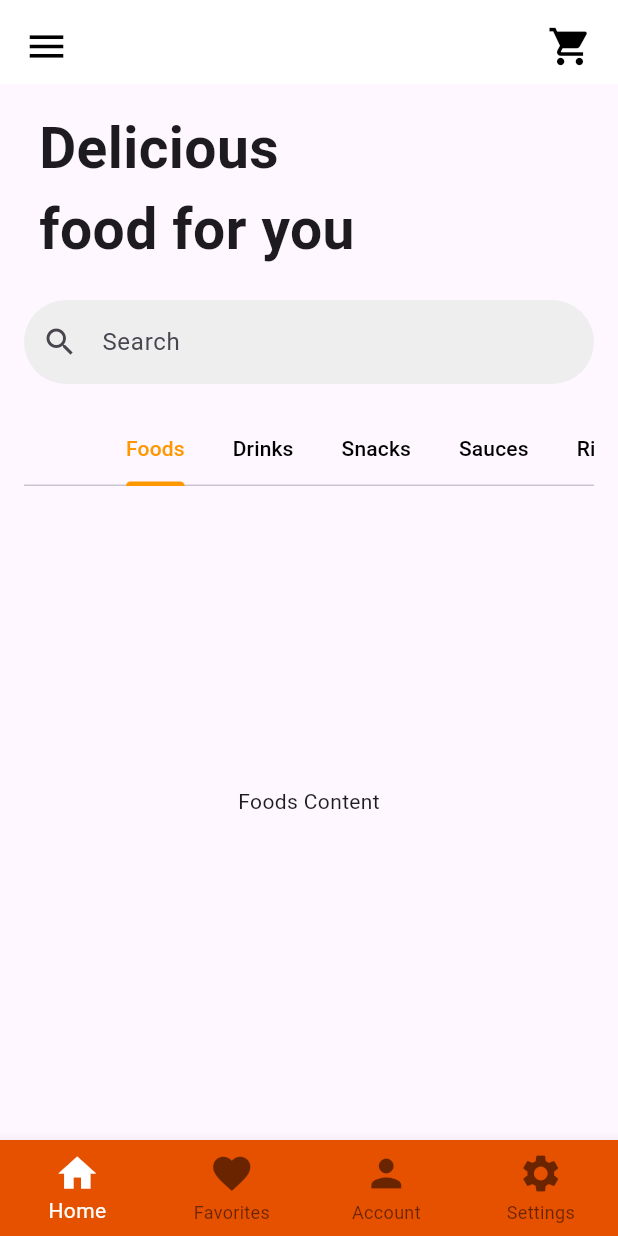
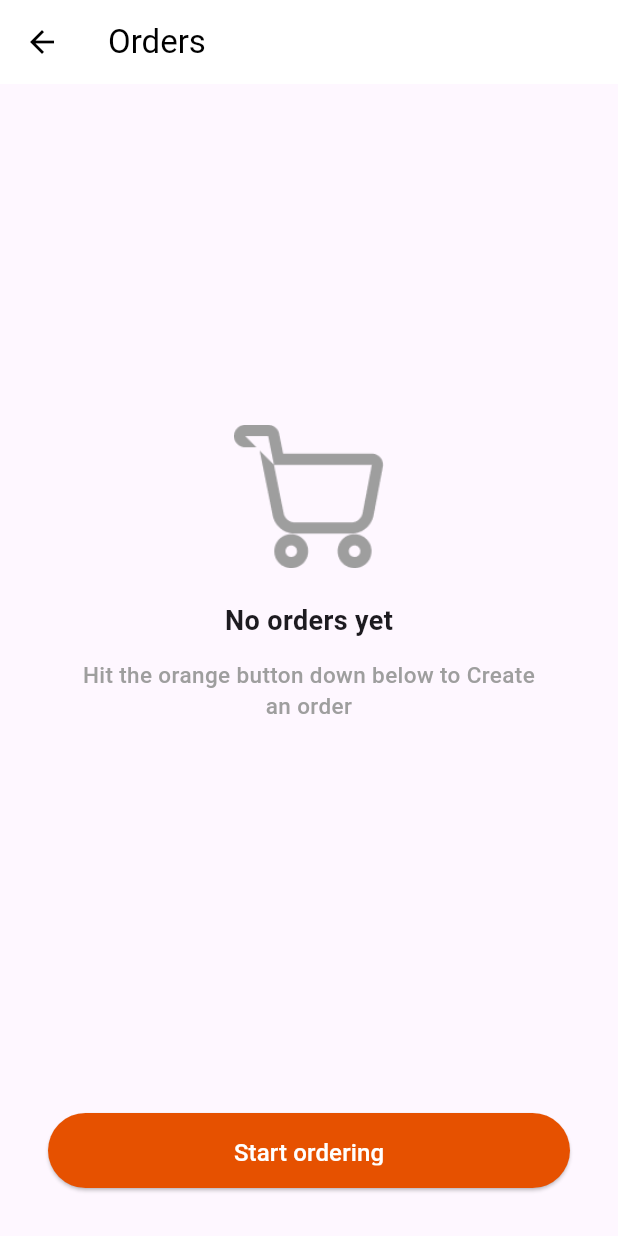
Before and after one commit to bilalarshad16/restaurant_app, a Flutter app: the Home screen opened by its route, after a tap on the "shopping cart" icon, on a phone screen of 412 x 824 dp. Run offline on Flutter 3.47's test engine with Material 3 defaults, Android fonts, the phone set to English and light mode, and no system bars.

Commit message:
Empty Order Page done

```diff
--- /dev/null
+++ b/lib/cart/cart.dart
@@ -0,0 +1,76 @@
+import 'package:flutter/material.dart';
+
+class EmptyOrdersScreen extends StatelessWidget {
+  @override
+  Widget build(BuildContext context) {
+    return Scaffold(
+      appBar: AppBar(
+        title: Text("Orders"),
+        leading: IconButton(
+          icon: Icon(Icons.arrow_back),
+          onPressed: () => Navigator.pop(context),
+        ),
+        elevation: 0,
+        backgroundColor: Colors.white,
+        foregroundColor: Colors.black,
+      ),
+      body: Column(
+        mainAxisAlignment: MainAxisAlignment.center,
+        children: [
+          Spacer(),
+          Image(
+            image:
+                AssetImage('assets/Group 66.png'), // Ensure the asset is added
+            height: 100,
+            width: 100,
+            color: Colors.grey, // Applies a grey tint to match the UI
+          ),
+          SizedBox(height: 20),
+          Text(
+            "No orders yet",
+            style: TextStyle(fontSize: 18, fontWeight: FontWeight.bold),
+          ),
+          SizedBox(height: 8),
+          Padding(
+            padding: EdgeInsets.symmetric(horizontal: 30),
+            child: Padding(
+              padding: const EdgeInsets.fromLTRB(24.0, 4, 24.0, 4),
+              child: Text(
+                "Hit the orange button down below to Create an order",
+                textAlign: TextAlign.center,
+                style: TextStyle(
+                    fontSize: 15,
+                    color: Colors.grey,
+                    fontWeight: FontWeight.w500),
+              ),
+            ),
+          ),
+          Spacer(),
+          Padding(
+            padding: const EdgeInsets.all(32.0),
+            child: SizedBox(
+              width: double.infinity,
+              height: 50,
+              child: ElevatedButton(
+                onPressed: () {
+                  // Navigate to order creation
+                },
+                style: ElevatedButton.styleFrom(
+                  padding: EdgeInsets.symmetric(horizontal: 0, vertical: 15),
+                  backgroundColor: Colors.orange[900],
+                  shape: RoundedRectangleBorder(
+                    borderRadius: BorderRadius.circular(30),
+                  ),
+                ),
+                child: Text(
+                  "Start ordering",
+                  style: TextStyle(fontSize: 16, color: Colors.white),
+                ),
+              ),
+            ),
+          ),
+        ],
+      ),
+    );
+  }
+}
--- a/lib/home/home.dart
+++ b/lib/home/home.dart
@@ -25,7 +25,8 @@ class Home extends StatelessWidget {
                 icon:
                     Icon(Icons.shopping_cart, color: Colors.black, size: 30.0),
                 onPressed: () {
-                  // Add functionality here
+                  Navigator.pushNamed(
+                      context, '/orders'); // Assuming you will define routes
                 },
               ),
             ),
--- a/lib/main.dart
+++ b/lib/main.dart
@@ -1,4 +1,5 @@
 import 'package:flutter/material.dart';
+import 'package:restaurant_app/cart/cart.dart';
 import 'started/get_started.dart';
 import 'home/home.dart';
 
@@ -15,6 +16,7 @@ class MyApp extends StatelessWidget {
       routes: {
         '/': (context) => GetStarted(),
         '/home': (context) => Home(),
+        '/orders': (context) => EmptyOrdersScreen(),
       },
     );
   }
--- a/pubspec.yaml
+++ b/pubspec.yaml
@@ -55,6 +55,7 @@ flutter:
     - assets/getstarted.png
     - assets/shopping-cart.png
     - assets/Vector.png
+    - assets/Group 66.png
   # The following line ensures that the Material Icons font is
   # included with your application, so that you can use the icons in
   # the material Icons class.
```
Also changed, not shown: assets/Group 66.png (added).
